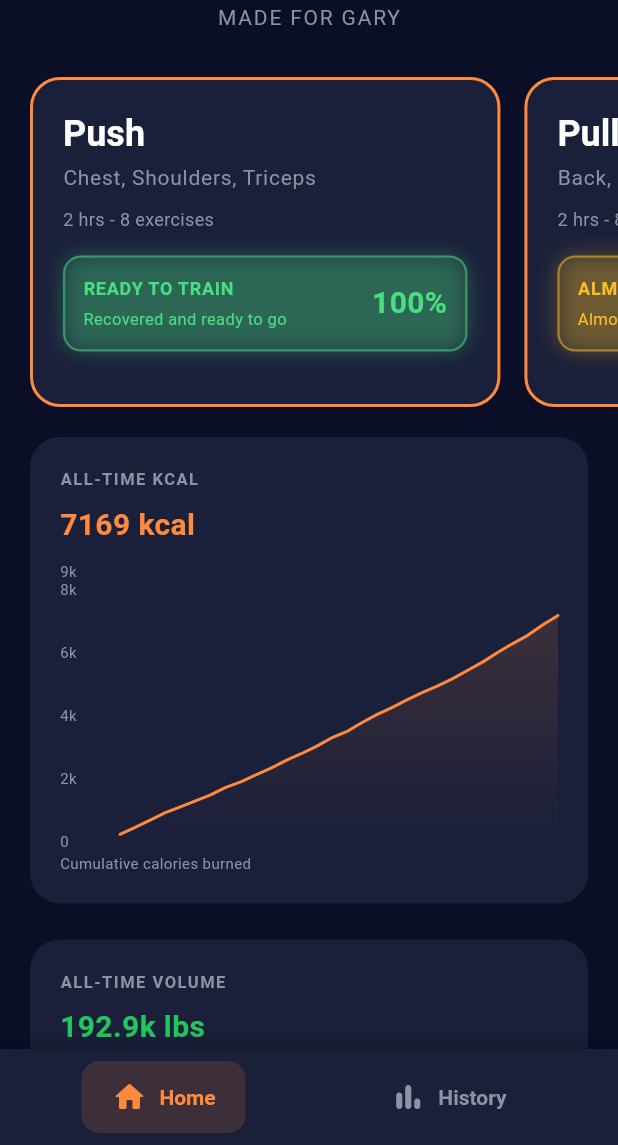
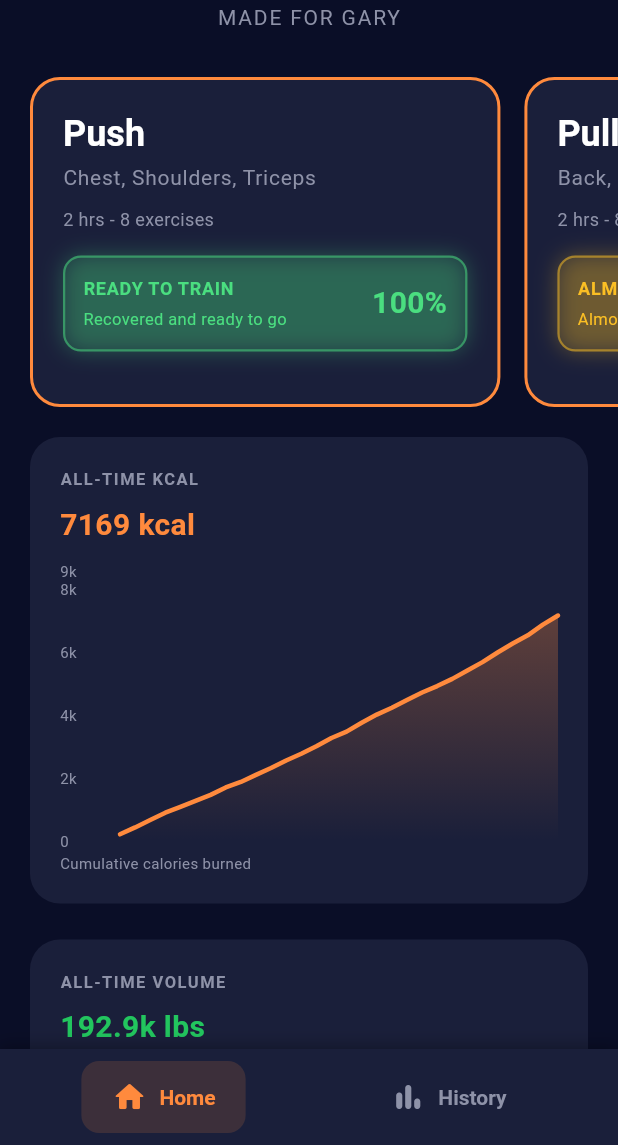
Before and after one commit to codeerow/maxhype, a Flutter app: the screen it shows after launch, on a phone screen of 412 x 824 dp, the part 91-1236 px from its top. Run offline on Flutter 3.47's test engine with Material 3 defaults, Android fonts, the phone set to English and light mode, and no system bars; drawn by our look-alikes of fl_chart; our stand-ins replace flutter_bloc, flutter_svg, get_it; missing offline and left inert: flutter_body_atlas; Roboto replaces fonts that are missing (SF Pro Display).

Commit message:
fixes viewpager scroll, alltime chart line shadow

```diff
--- a/lib/screens/history/history_screen.dart
+++ b/lib/screens/history/history_screen.dart
@@ -95,7 +95,7 @@ class _HistoryScreenState extends State<HistoryScreen> {
               child: PageView.builder(
                 controller: _pageController,
                 reverse: true,
-                physics: const NeverScrollableScrollPhysics(),
+                physics: const BouncingScrollPhysics(),
                 onPageChanged: (index) {
                   setState(() {
                     _currentPage = index;
--- a/lib/widgets/all_time_charts.dart
+++ b/lib/widgets/all_time_charts.dart
@@ -123,19 +123,23 @@ class AllTimeCharts extends StatelessWidget {
                     spots: spots,
                     isCurved: false,
                     color: lineColor,
-                    barWidth: 2,
+                    barWidth: 3,
                     isStrokeCapRound: true,
                     dotData: const FlDotData(show: false),
                     belowBarData: BarAreaData(
                       show: true,
                       gradient: LinearGradient(
                         colors: [
-                          lineColor.withOpacity(0.15),
+                          lineColor.withOpacity(0.3),
                           lineColor.withOpacity(0.0),
                         ],
                         begin: Alignment.topCenter,
                         end: Alignment.bottomCenter,
                       ),
+                    ),
+                    shadow: Shadow(
+                      color: lineColor.withOpacity(0.5),
+                      blurRadius: 8,
                     ),
                   ),
                 ],
```
